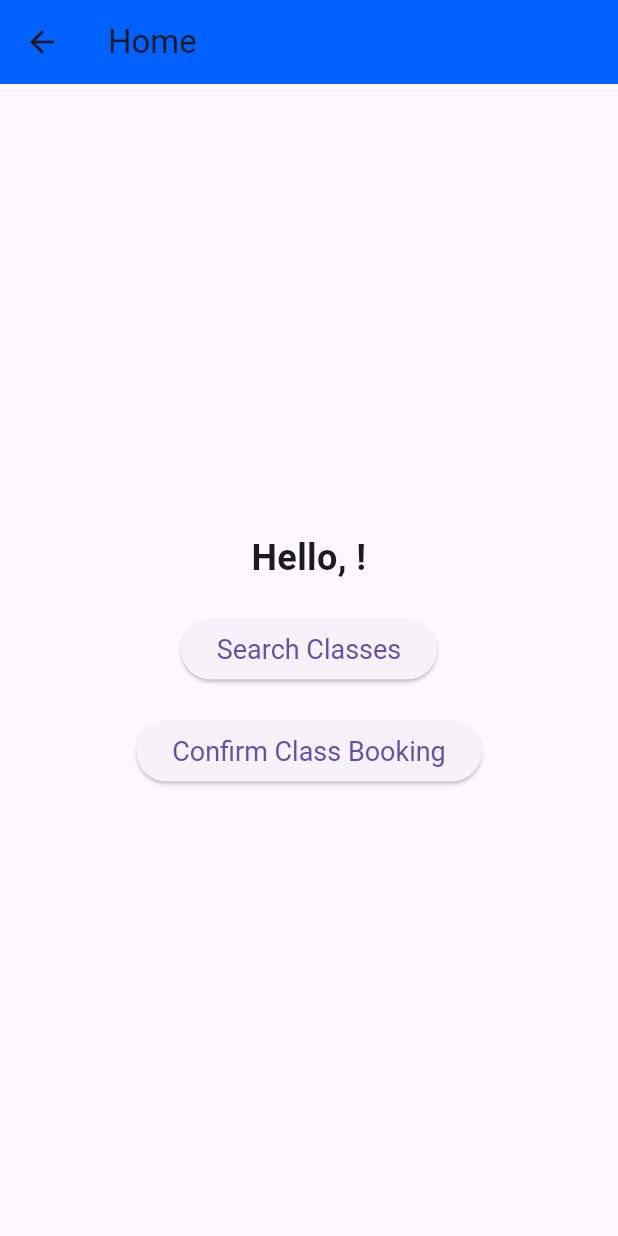
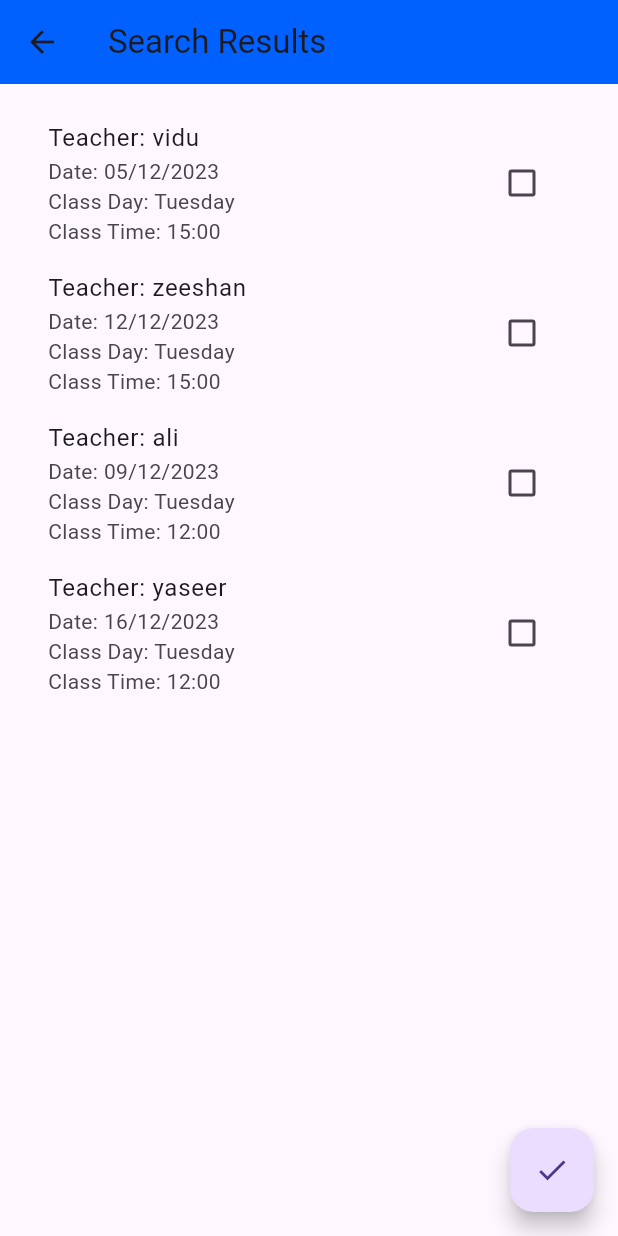
Before and after one commit to vidur1996/yoga_student, a Flutter app: the HomePage screen opened directly with empty values, after a tap on "Search Classes", on a phone screen of 412 x 824 dp. Run offline on Flutter 3.47's test engine with Material 3 defaults, Android fonts, the phone set to English and light mode, and no system bars.

Commit message:
added web request and list views

```diff
--- a/lib/home.dart
+++ b/lib/home.dart
@@ -1,5 +1,6 @@
 // home_page.dart
 import 'package:flutter/material.dart';
+import 'package:yoga_student/search_dumy.dart';
 
 
 class HomePage extends StatelessWidget {
@@ -28,8 +29,13 @@ class HomePage extends StatelessWidget {
               SizedBox(height: 20),
               ElevatedButton(
                 onPressed: () {
-                  // Add functionality for "Search Classes" button
-                  print('Search Classes button pressed');
+                  // Navigate to the SearchResultsPage and pass the email
+                  Navigator.push(
+                    context,
+                    MaterialPageRoute(
+                      builder: (context) => SearchResultsPage(userEmail: email),
+                    ),
+                  );
                 },
                 style: ElevatedButton.styleFrom(
                   textStyle: TextStyle(fontSize: 18),
--- /dev/null
+++ b/lib/search.dart
@@ -0,0 +1,103 @@
+import 'package:flutter/material.dart';
+import 'package:yoga_student/web_api_get_list.dart';
+import 'package:yoga_student/confirm_booking.dart';
+
+class SearchResultsPage extends StatefulWidget {
+  final String userEmail;
+
+  SearchResultsPage({Key? key, required this.userEmail}) : super(key: key);
+
+  @override
+  _SearchResultsPageState createState() => _SearchResultsPageState();
+}
+
+class _SearchResultsPageState extends State<SearchResultsPage> {
+  late Future<List<MyClass>> classInstancesData;
+
+  List<MyClass> classInstances = [];
+  List<bool> selectedItems = [];
+
+  @override
+  void initState() {
+    super.initState();
+    classInstancesData = ApiService.fetchData();
+
+    // Initialize selectedItems once data is loaded
+    classInstancesData.then((data) {
+      classInstances = data;
+      selectedItems = List.generate(classInstances.length, (index) => false);
+    });
+  }
+
+  @override
+  Widget build(BuildContext context) {
+    return Scaffold(
+      appBar: AppBar(
+        title: Text('Search Results'),
+        backgroundColor: const Color(0xFF0061FF),
+      ),
+      body: FutureBuilder<List<MyClass>>(
+        future: classInstancesData,
+        builder: (context, snapshot) {
+          if (snapshot.connectionState == ConnectionState.waiting) {
+            return Center(child: CircularProgressIndicator());
+          } else if (snapshot.hasError) {
+            return Center(child: Text('Error: ${snapshot.error}'));
+          } else if (!snapshot.hasData || snapshot.data!.isEmpty) {
+            return Center(child: Text('No data available'));
+          } else {
+            classInstances = snapshot.data!;
+            selectedItems = List.generate(classInstances.length, (index) => false);
+
+            return Padding(
+              padding: const EdgeInsets.all(16.0),
+              child: ListView.builder(
+                itemCount: classInstances.length,
+                itemBuilder: (context, index) {
+                  return ListTile(
+                    title: Text('Teacher: ${classInstances[index].teacher}'),
+                    subtitle: Text(
+                      'Date: ${classInstances[index].date}\n'
+                          'Class Day: ${classInstances[index].classDay}\n'
+                          'Class Time: ${classInstances[index].classTime}',
+                    ),
+                    trailing: Checkbox(
+                      value: selectedItems[index],
+                      onChanged: (value) {
+                        setState(() {
+                          selectedItems[index] = value!;
+                        });
+                      },
+                    ),
+                  );
+                },
+              ),
+            );
+          }
+        },
+      ),
+      floatingActionButton: FloatingActionButton(
+        onPressed: () {
+          // Handle the logic for booking classes using selectedItems
+          List<MyClass> selectedClasses = [];
+          for (int i = 0; i < selectedItems.length; i++) {
+            if (selectedItems[i]) {
+              selectedClasses.add(classInstances[i]);
+            }
+          }
+          print('Selected classes: $selectedClasses');
+          Navigator.push(
+            context,
+            MaterialPageRoute(
+              builder: (context) => ConfirmBookingPage(
+                userEmail: widget.userEmail,
+                selectedClasses: selectedClasses,
+              ),
+            ),
+          );
+        },
+        child: Icon(Icons.check),
+      ),
+    );
+  }
+}
--- /dev/null
+++ b/lib/search_dumy.dart
@@ -0,0 +1,91 @@
+import 'package:flutter/material.dart';
+import 'package:yoga_student/confirm_booking.dart';
+class SearchResultsPage extends StatefulWidget {
+  final String userEmail;
+
+  SearchResultsPage({Key? key, required this.userEmail}) : super(key: key);
+
+  // Method to fetch or generate class instances data
+  List<Map<String, dynamic>> getClassInstancesData() {
+    return [
+      {"instanceId": 1, "date": "05/12/2023", "teacher": "vidu", "classDay": "Tuesday", "classTime": "15:00"},
+      {"instanceId": 2, "date": "12/12/2023", "teacher": "zeeshan", "classDay": "Tuesday", "classTime": "15:00"},
+      {"instanceId": 3, "date": "09/12/2023", "teacher": "ali", "classDay": "Tuesday", "classTime": "12:00"},
+      {"instanceId": 4, "date": "16/12/2023", "teacher": "yaseer", "classDay": "Tuesday", "classTime": "12:00"},
+    ];
+  }
+
+  @override
+  _SearchResultsPageState createState() => _SearchResultsPageState();
+}
+
+class _SearchResultsPageState extends State<SearchResultsPage> {
+  List<Map<String, dynamic>> classInstances = [];
+
+  List<bool> selectedItems = [];
+
+  @override
+  void initState() {
+    super.initState();
+    classInstances = widget.getClassInstancesData();
+    selectedItems = List.generate(classInstances.length, (index) => false);
+  }
+
+  @override
+  Widget build(BuildContext context) {
+    return Scaffold(
+      appBar: AppBar(
+        title: Text('Search Results'),
+        backgroundColor: const Color(0xFF0061FF),
+      ),
+      body: Padding(
+        padding: const EdgeInsets.all(16.0),
+        child: ListView.builder(
+          itemCount: classInstances.length,
+          itemBuilder: (context, index) {
+            return ListTile(
+              title: Text('Teacher: ${classInstances[index]['teacher']}'),
+              subtitle: Text(
+                'Date: ${classInstances[index]['date']}\n'
+                    'Class Day: ${classInstances[index]['classDay']}\n'
+                    'Class Time: ${classInstances[index]['classTime']}',
+              ),
+              trailing: Checkbox(
+                value: selectedItems[index],
+                onChanged: (value) {
+                  setState(() {
+                    selectedItems[index] = value!;
+                  });
+                },
+              ),
+              // Add additional information as needed
+            );
+          },
+        ),
+      ),
+      floatingActionButton: FloatingActionButton(
+        onPressed: () {
+          // Handle the logic for booking classes using selectedItems
+          List<Map<String, dynamic>> selectedClasses = [];
+          for (int i = 0; i < selectedItems.length; i++) {
+            if (selectedItems[i]) {
+              selectedClasses.add(classInstances[i]);
+            }
+          }
+          print('Selected classes: $selectedClasses');
+          // Navigate to ConfirmBookingPage with selected data
+          Navigator.push(
+            context,
+            MaterialPageRoute(
+              builder: (context) => ConfirmBookingPage(
+                userEmail: widget.userEmail,
+                selectedClasses: selectedClasses,
+              ),
+            ),
+          );
+        },
+        child: Icon(Icons.check),
+      ),
+    );
+  }
+}
--- /dev/null
+++ b/lib/web_api_get_list.dart
@@ -0,0 +1,52 @@
+import 'dart:convert';
+import 'package:http/http.dart' as http;
+
+class MyClass {
+  final int instanceId;
+  final String date;
+  final String teacher;
+  final String classDay;
+  final String classTime;
+
+  MyClass({
+    required this.instanceId,
+    required this.date,
+    required this.teacher,
+    required this.classDay,
+    required this.classTime,
+  });
+
+  factory MyClass.fromJson(Map<String, dynamic> json) {
+    return MyClass(
+      instanceId: json['instanceId'],
+      date: json['date'],
+      teacher: json['teacher'],
+      classDay: json['classDay'],
+      classTime: json['classTime'],
+    );
+  }
+}
+
+class ApiService {
+  static Future<List<MyClass>> fetchData() async {
+    final url = 'https://stuiis.cms.gre.ac.uk/COMP1424CoreWS/comp1424cw/GetInstances?userid=vtzzay';
+
+    try {
+      final response = await http.get(Uri.parse(url));
+
+      if (response.statusCode == 200) {
+        List<MyClass> myClassList = (json.decode(response.body) as List)
+            .map((item) => MyClass.fromJson(item))
+            .toList();
+
+        return myClassList;
+      } else {
+        // Handle errors
+        throw Exception('Failed to fetch data');
+      }
+    } catch (e) {
+      // Handle exceptions
+      throw Exception('Exception: $e');
+    }
+  }
+}
```
Also changed, not shown: lib/confirm_booking.dart (added, +44 -0 lines).
